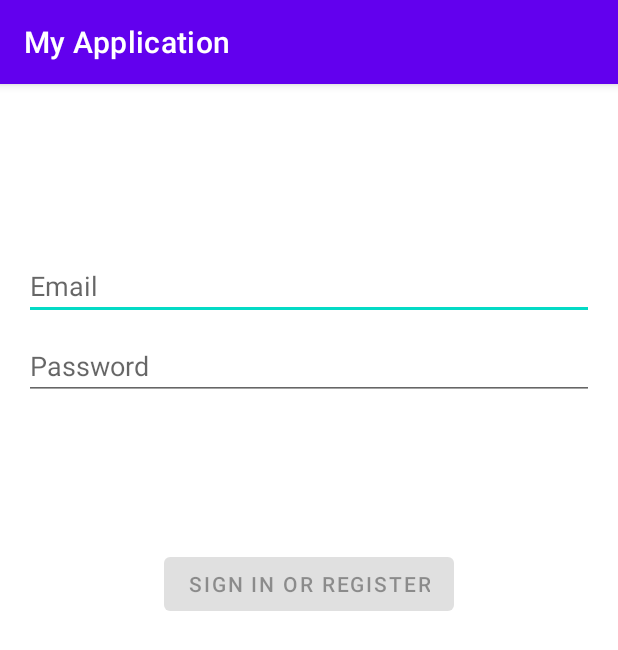
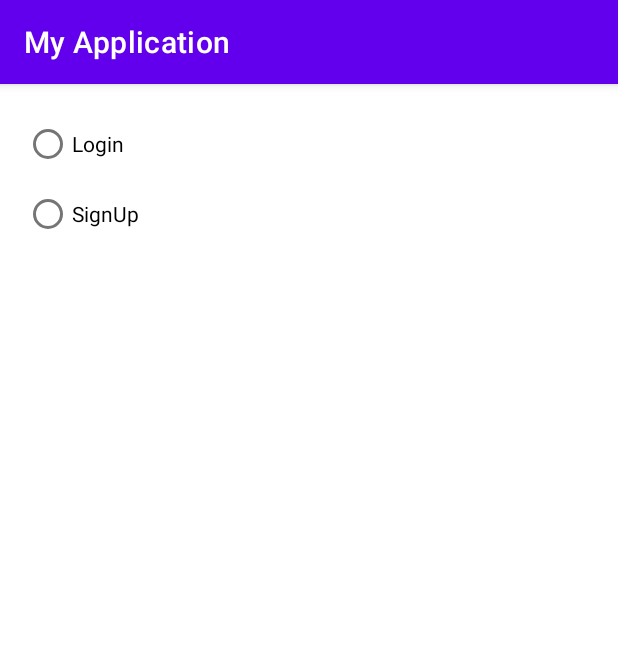
Before and after one commit to Lirseg/AndroidApp, an Android app: the screen it shows after launch (LoginActivity), on a phone screen of 412 x 824 dp. Shown: the top 650 px of the screen. Run offline under Robolectric (Android 15) with nearby library versions, the phone set to English and light mode, and no system bars; our stand-ins replace Firebase (no records; nobody signed in at launch, a user with empty details on screens opened directly).

Commit message:
loginPage

```diff
--- a/app/src/main/java/com/example/myapplication/ui/login/LoginActivity.java
+++ b/app/src/main/java/com/example/myapplication/ui/login/LoginActivity.java
@@ -24,9 +24,11 @@ import android.view.inputmethod.EditorInfo;
 import android.widget.Button;
 import android.widget.EditText;
 import android.widget.ProgressBar;
+import android.widget.RadioButton;
 import android.widget.TextView;
 import android.widget.Toast;
 
+import com.example.myapplication.FireBaseFireStore.DocSnippets;
 import com.example.myapplication.R;
 import com.example.myapplication.ui.login.LoginViewModel;
 import com.example.myapplication.ui.login.LoginViewModelFactory;
@@ -38,6 +40,7 @@ import com.google.android.material.bottomnavigation.BottomNavigationView;
 import com.google.firebase.auth.AuthResult;
 import com.google.firebase.auth.FirebaseAuth;
 import com.google.firebase.auth.FirebaseUser;
+import com.google.firebase.firestore.FirebaseFirestore;
 
 public class LoginActivity extends AppCompatActivity {
 
@@ -51,8 +54,37 @@ public class LoginActivity extends AppCompatActivity {
         startActivity(sai);
     }
 
+    public void onRadioButtonClicked(View view ) {
+        // Is the button now checked?
+        boolean checked = ((RadioButton) view).isChecked();
+
+        // Check which radio button was clicked
+        switch(view.getId()) {
+            case R.id.LogInSwitch:
+                if (checked)
+                    this.binding.login.setVisibility(View.VISIBLE);
+                    this.binding.username.setVisibility(View.VISIBLE);
+                    this.binding.password.setVisibility(View.VISIBLE);
+
+                    this.binding.City.setVisibility(View.INVISIBLE);
+                    this.binding.signUpBtn.setVisibility(View.INVISIBLE);
+                    break;
+            case R.id.SignUpSwitch:
+                if (checked)
+                    this.binding.login.setVisibility(View.INVISIBLE);
+
+                    this.binding.username.setVisibility(View.VISIBLE);
+                    this.binding.password.setVisibility(View.VISIBLE);
+                    this.binding.City.setVisibility(View.VISIBLE);
+                    this.binding.signUpBtn.setVisibility(View.VISIBLE);
+                    break;
+        }
+    }
+
     @Override
     public void onCreate(Bundle savedInstanceState) {
+
+
         super.onCreate(savedInstanceState);
         mAuth = FirebaseAuth.getInstance();
 
@@ -65,7 +97,14 @@ public class LoginActivity extends AppCompatActivity {
         final EditText usernameEditText = binding.username;
         final EditText passwordEditText = binding.password;
         final Button loginButton = binding.login;
+        final Button SignUpButton = binding.signUpBtn;
         final ProgressBar loadingProgressBar = binding.loading;
+        final EditText cityText = binding.City;
+        loginButton.setVisibility(View.INVISIBLE);
+        SignUpButton.setVisibility(View.INVISIBLE);
+        usernameEditText.setVisibility(View.INVISIBLE);
+        passwordEditText.setVisibility(View.INVISIBLE);
+        cityText.setVisibility(View.INVISIBLE);
 
         loginViewModel.getLoginFormState().observe(this, new Observer<LoginFormState>() {
             @Override
@@ -144,7 +183,19 @@ public class LoginActivity extends AppCompatActivity {
 //                switchActivities();
             }
         });
+        SignUpButton.setOnClickListener(new View.OnClickListener() {
+            @Override
+            public void onClick(View v) {
+                loadingProgressBar.setVisibility(View.VISIBLE);
+//                String s = loginViewModel.login(usernameEditText.getText().toString(),
+//                        passwordEditText.getText().toString());
+                createAccount(usernameEditText.getText().toString(),passwordEditText.getText().toString());
+//                switchActivities();
+            }
+        });
     }
+
+
 
     private void updateUiWithUser(LoggedInUserView model) {
         String welcome = getString(R.string.welcome) + model.getDisplayName();
@@ -170,6 +221,7 @@ public class LoginActivity extends AppCompatActivity {
 
     private void updateUI(FirebaseUser user) {
         if (user!=null){
+            DocSnippets.addUser(this.binding.username.getText().toString(),this.binding.City.getText().toString());
             switchActivities();
         }else{
             reload();
--- a/app/src/main/res/layout/activity_login.xml
+++ b/app/src/main/res/layout/activity_login.xml
@@ -13,44 +13,78 @@
 
     <EditText
         android:id="@+id/username"
-        android:layout_width="0dp"
-        android:layout_height="wrap_content"
-        android:layout_marginTop="96dp"
+        android:layout_width="377dp"
+        android:layout_height="59dp"
+        android:layout_marginTop="156dp"
         android:hint="@string/prompt_email"
         android:inputType="textEmailAddress"
         android:selectAllOnFocus="true"
         app:layout_constraintEnd_toEndOf="parent"
+        app:layout_constraintHorizontal_bias="0.911"
         app:layout_constraintStart_toStartOf="parent"
         app:layout_constraintTop_toTopOf="parent" />
 
     <EditText
         android:id="@+id/password"
-        android:layout_width="0dp"
-        android:layout_height="wrap_content"
-        android:layout_marginTop="8dp"
+        android:layout_width="374dp"
+        android:layout_height="60dp"
+        android:layout_marginTop="20dp"
         android:hint="@string/prompt_password"
         android:imeActionLabel="@string/action_sign_in_short"
         android:imeOptions="actionDone"
         android:inputType="textPassword"
         android:selectAllOnFocus="true"
         app:layout_constraintEnd_toEndOf="parent"
+        app:layout_constraintHorizontal_bias="0.486"
+        app:layout_constraintStart_toStartOf="parent"
+        app:layout_constraintTop_toBottomOf="@+id/username" />
+
+    <EditText
+        android:id="@+id/City"
+        android:layout_width="374dp"
+        android:layout_height="60dp"
+        android:layout_marginTop="100dp"
+        android:hint="@string/prompt_city"
+        android:imeActionLabel="@string/action_sign_in_short"
+        android:imeOptions="actionDone"
+        android:inputType="text"
+        android:selectAllOnFocus="true"
+        app:layout_constraintEnd_toEndOf="parent"
+        app:layout_constraintHorizontal_bias="0.0"
         app:layout_constraintStart_toStartOf="parent"
         app:layout_constraintTop_toBottomOf="@+id/username" />
 
     <Button
         android:id="@+id/login"
-        android:layout_width="wrap_content"
-        android:layout_height="wrap_content"
+        android:layout_width="130dp"
+        android:layout_height="50dp"
         android:layout_gravity="start"
         android:layout_marginTop="16dp"
         android:layout_marginBottom="64dp"
-        android:enabled="false"
-        android:text="@string/action_sign_in"
+        android:enabled="true"
+        android:text="@string/action_login"
         app:layout_constraintBottom_toBottomOf="parent"
         app:layout_constraintEnd_toEndOf="parent"
+        app:layout_constraintHorizontal_bias="0.409"
         app:layout_constraintStart_toStartOf="parent"
         app:layout_constraintTop_toBottomOf="@+id/password"
-        app:layout_constraintVertical_bias="0.2" />
+        app:layout_constraintVertical_bias="0.42" />
+
+    <Button
+        android:id="@+id/signUpBtn"
+        android:layout_width="130dp"
+        android:layout_height="50dp"
+        android:layout_gravity="start"
+        android:layout_marginTop="16dp"
+        android:layout_marginBottom="64dp"
+        android:enabled="true"
+        android:text="@string/action_sign_up"
+        app:layout_constraintBottom_toBottomOf="parent"
+        app:layout_constraintEnd_toEndOf="parent"
+        app:layout_constraintHorizontal_bias="0.402"
+        app:layout_constraintStart_toStartOf="parent"
+        app:layout_constraintTop_toBottomOf="@+id/password"
+        app:layout_constraintVertical_bias="0.433" />
 
     <ProgressBar
         android:id="@+id/loading"
@@ -66,4 +100,26 @@
         app:layout_constraintTop_toTopOf="parent"
         app:layout_constraintVertical_bias="0.3" />
 
+    <RadioGroup
+        android:layout_width="186dp"
+        android:layout_height="93dp"
+        tools:layout_editor_absoluteX="15dp"
+        tools:layout_editor_absoluteY="-2dp">
+
+        <RadioButton
+            android:id="@+id/LogInSwitch"
+            android:layout_width="match_parent"
+            android:layout_height="wrap_content"
+            android:text="Login"
+            android:onClick="onRadioButtonClicked"/>/>
+
+        <RadioButton
+            android:id="@+id/SignUpSwitch"
+            android:layout_width="match_parent"
+            android:layout_height="wrap_content"
+            android:text="SignUp"
+            android:onClick="onRadioButtonClicked"/>/>
+
+    </RadioGroup>
+
 </androidx.constraintlayout.widget.ConstraintLayout>
--- a/app/src/main/res/values/strings.xml
+++ b/app/src/main/res/values/strings.xml
@@ -2,9 +2,12 @@
     <string name="app_name">My Application</string>
     <!-- Strings related to login -->
     <string name="prompt_email">Email</string>
+    <string name="prompt_city">City</string>
     <string name="prompt_password">Password</string>
-    <string name="action_sign_in">Sign in or register</string>
+    <string name="action_login">Login</string>
+    <string name="action_sign_up">Sign up</string>
     <string name="action_sign_in_short">Sign in</string>
+    <string name="action_sign_in">Sign in</string>
     <string name="welcome">"Welcome !"</string>
     <string name="invalid_username">Not a valid username</string>
     <string name="invalid_password">Password must be >5 characters</string>
```
Also changed, not shown: app/src/main/java/com/example/myapplication/FireBaseFireStore/DocSnippets.java (added, +47 -0 lines).
